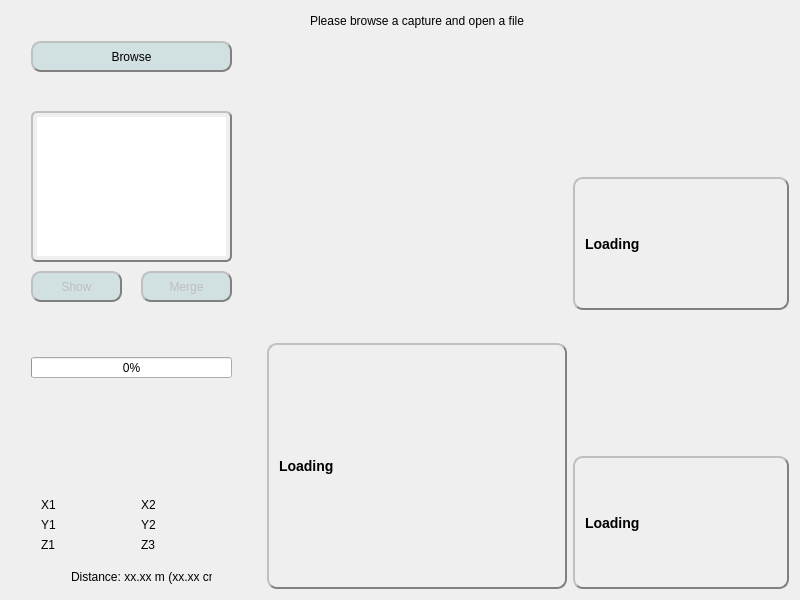
The window that Viewer/ViewerExplorer/mainwindow.ui (JulienAndre26/Modelisation-3D-par-Kinect) describes before a commit, drawn with Qt 5.
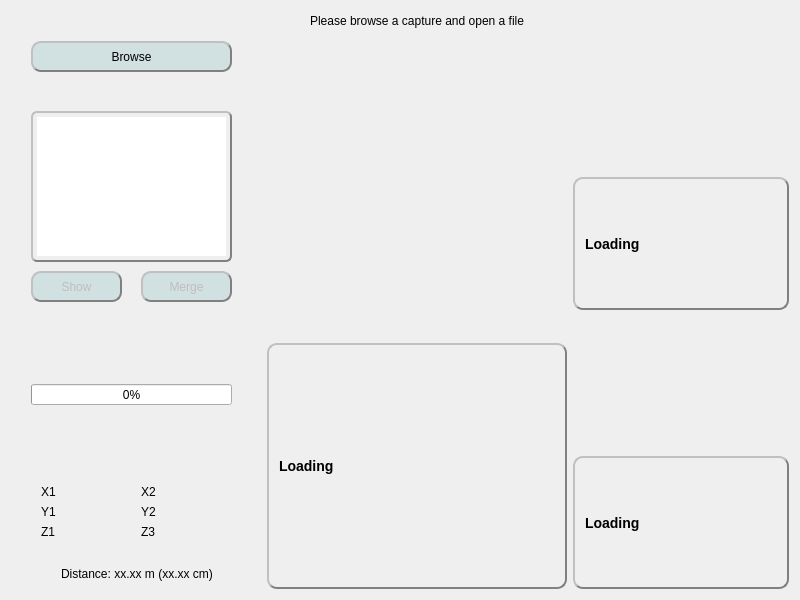
The same window after the commit. Icons and pictures are not drawn. Custom widgets are drawn as their Qt base class.

What changed in the file:
```diff
--- a/Viewer/ViewerExplorer/mainwindow.ui
+++ b/Viewer/ViewerExplorer/mainwindow.ui
@@ -506,14 +506,14 @@
           <property name="maximumSize">
            <size>
             <width>250</width>
-            <height>16777215</height>
+            <height>245</height>
            </size>
           </property>
           <widget class="QLabel" name="lbPin1">
            <property name="geometry">
             <rect>
              <x>50</x>
-             <y>150</y>
+             <y>110</y>
              <width>41</width>
              <height>31</height>
             </rect>
@@ -529,11 +529,14 @@
            <property name="geometry">
             <rect>
              <x>130</x>
-             <y>200</y>
+             <y>160</y>
              <width>81</width>
              <height>16</height>
             </rect>
            </property>
+           <property name="styleSheet">
+            <string notr="true">font: 9pt &quot;Nirmala UI&quot;;</string>
+           </property>
            <property name="text">
             <string>Y2</string>
            </property>
@@ -545,11 +548,14 @@
            <property name="geometry">
             <rect>
              <x>30</x>
-             <y>180</y>
+             <y>140</y>
              <width>81</width>
              <height>16</height>
             </rect>
            </property>
+           <property name="styleSheet">
+            <string notr="true">font: 9pt &quot;Nirmala UI&quot;;</string>
+           </property>
            <property name="text">
             <string>X1</string>
            </property>
@@ -566,6 +572,9 @@
              <height>16</height>
             </rect>
            </property>
+           <property name="styleSheet">
+            <string notr="true">font: 9pt &quot;Nirmala UI&quot;;</string>
+           </property>
            <property name="text">
             <string/>
            </property>
@@ -576,12 +585,15 @@
           <widget class="QLabel" name="lbDistance">
            <property name="geometry">
             <rect>
-             <x>60</x>
-             <y>250</y>
-             <width>141</width>
+             <x>50</x>
+             <y>220</y>
+             <width>151</width>
              <height>20</height>
             </rect>
            </property>
+           <property name="styleSheet">
+            <string notr="true">font: 9pt &quot;Nirmala UI&quot;;</string>
+           </property>
            <property name="text">
             <string>Distance: xx.xx m (xx.xx cm)</string>
            </property>
@@ -592,8 +604,8 @@
           <widget class="QLabel" name="lbDistanceIcon">
            <property name="geometry">
             <rect>
-             <x>20</x>
-             <y>240</y>
+             <x>10</x>
+             <y>210</y>
              <width>41</width>
              <height>31</height>
             </rect>
@@ -609,11 +621,14 @@
            <property name="geometry">
             <rect>
              <x>30</x>
-             <y>220</y>
+             <y>180</y>
              <width>81</width>
              <height>16</height>
             </rect>
            </property>
+           <property name="styleSheet">
+            <string notr="true">font: 9pt &quot;Nirmala UI&quot;;</string>
+           </property>
            <property name="text">
             <string>Z1</string>
            </property>
@@ -625,11 +640,14 @@
            <property name="geometry">
             <rect>
              <x>130</x>
-             <y>220</y>
+             <y>180</y>
              <width>81</width>
              <height>16</height>
             </rect>
            </property>
+           <property name="styleSheet">
+            <string notr="true">font: 9pt &quot;Nirmala UI&quot;;</string>
+           </property>
            <property name="text">
             <string>Z3</string>
            </property>
@@ -641,11 +659,14 @@
            <property name="geometry">
             <rect>
              <x>130</x>
-             <y>180</y>
+             <y>140</y>
              <width>81</width>
              <height>16</height>
             </rect>
            </property>
+           <property name="styleSheet">
+            <string notr="true">font: 9pt &quot;Nirmala UI&quot;;</string>
+           </property>
            <property name="text">
             <string>X2</string>
            </property>
@@ -657,11 +678,14 @@
            <property name="geometry">
             <rect>
              <x>30</x>
-             <y>200</y>
+             <y>160</y>
              <width>81</width>
              <height>16</height>
             </rect>
            </property>
+           <property name="styleSheet">
+            <string notr="true">font: 9pt &quot;Nirmala UI&quot;;</string>
+           </property>
            <property name="text">
             <string>Y1</string>
            </property>
@@ -692,7 +716,7 @@
            <property name="geometry">
             <rect>
              <x>150</x>
-             <y>150</y>
+             <y>110</y>
              <width>41</width>
              <height>31</height>
             </rect>
```
Left out of the diff: 23 changed lines with no effect on the pictures.
